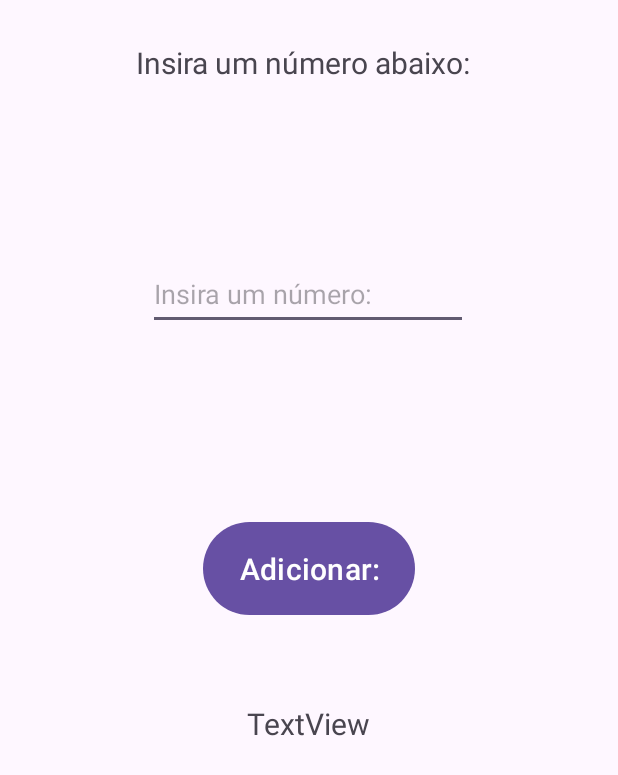
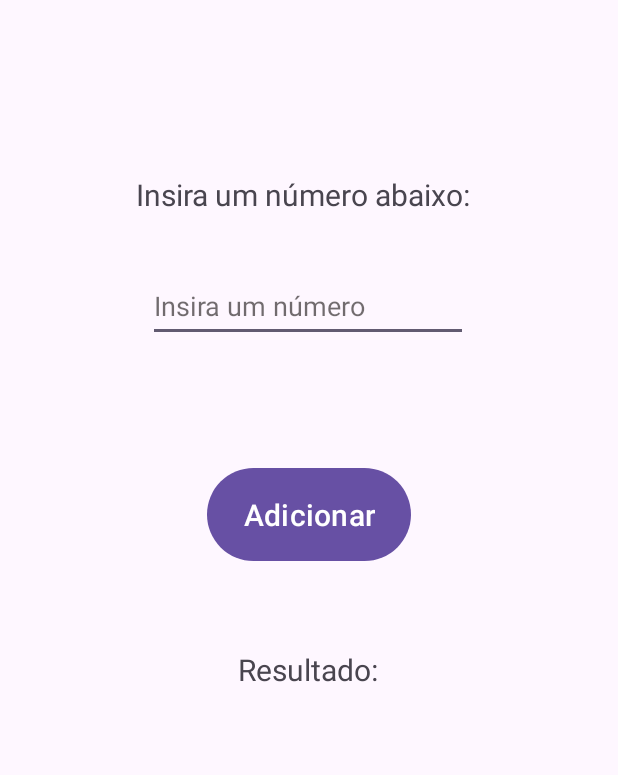
Before and after one commit to GustavoLanca/intervalo, an Android app: the screen it shows after launch (MainActivity), on a phone screen of 412 x 824 dp. Shown: the top 775 px of the screen. Run offline under Robolectric (Android 15) with nearby library versions, the phone set to English and light mode, and no system bars.

Commit message:
Primeiro Commit

```diff
--- a/app/src/main/java/com/example/intervalo/MainActivity.java
+++ b/app/src/main/java/com/example/intervalo/MainActivity.java
@@ -13,10 +13,13 @@ import androidx.core.view.WindowInsetsCompat;
 
 public class MainActivity extends AppCompatActivity {
     private EditText itNum;
-    private Button btnAdicionar;
+    public Button btnAdicionar;
     private TextView tvResultado;
 
-
+    String s1to25 = "Valores inseridos nesse intervalo: ";
+    String s26to50 = "Valores inseridos nesse intervalo: ";
+    String s51to75 = "Valores inseridos nesse intervalo: ";
+    String s76to100 = "Valores inseridos nesse intervalo: ";
     boolean cond = false;
     int n1to25 = 0;
     int n26to50 = 0;
@@ -46,25 +49,35 @@ public class MainActivity extends AppCompatActivity {
         float num = Float.parseFloat(itNum.getText().toString());
             if (num >= 1 && num <= 25) {
                 n1to25 = n1to25 + 1;
+                s1to25 = s1to25 + "; " + num;
             } else if (num >= 26 && num <= 50) {
                 n26to50 = n26to50 + 1;
+                s26to50 = s26to50 + "; " + num;
             } else if (num >= 51 && num <= 75) {
                 n51to75 = n51to75 + 1;
+                s51to75 = s51to75 + "; " + num;
             } else if (num >= 76 && num <= 100) {
                 n76to100 = n76to100 + 1;
+                s76to100 = s76to100 + "; " + num;
             } else if (num == 0) {
                 cond = true;
             }
         if (cond) {
-            String int1 = "Resultado: Intervalo [1 - 25] = " + n1to25 + " Resultado: Intervalo [26 - 50] = " + n26to50;
-            String int2 = " Resultado: Intervalo [51 - 75] = " + n51to75 + " Resultado: Intervalo [76 - 100] = " + n76to100;
-            String res = int1 + int2;
+            String s1 = "Resultado: Intervalo [1 - 25] = " + n1to25 + "\n " + s1to25;
+            String s2 = "\nResultado: Intervalo [26 - 50] = " + n26to50 + "\n " + s26to50;
+            String s3 = "\nResultado: Intervalo [51 - 75] = " + n51to75 + "\n " + s51to75;
+            String s4 = "\nResultado: Intervalo [76 - 100] = " + n76to100 + "\n " + s76to100;
+            String res = s1 + s2 + s3 + s4;
             tvResultado.setText(res);
             n1to25 = 0;
             n26to50 = 0;
             n51to75 = 0;
             n76to100 = 0;
             cond = false;
+            s1to25 = "Valores inseridos nesse intervalo: ";
+            s26to50 = "Valores inseridos nesse intervalo: ";
+            s51to75 = "Valores inseridos nesse intervalo: ";
+            s76to100 = "Valores inseridos nesse intervalo: ";
         }
         itNum.setText("");
     }
--- a/app/src/main/res/layout/activity_main.xml
+++ b/app/src/main/res/layout/activity_main.xml
@@ -10,8 +10,8 @@
     <TextView
         android:id="@+id/lbl1"
         android:layout_width="230dp"
-        android:layout_height="40dp"
-        android:layout_marginTop="28dp"
+        android:layout_height="48dp"
+        android:layout_marginTop="116dp"
         android:text="@string/lbl1"
         android:textSize="20sp"
         app:layout_constraintEnd_toEndOf="parent"
@@ -23,9 +23,9 @@
         android:id="@+id/btnAdicionar"
         android:layout_width="wrap_content"
         android:layout_height="70dp"
-        android:layout_marginTop="124dp"
+        android:layout_marginTop="80dp"
         android:text="@string/btnAdicionar"
-        android:textSize="20dp"
+        android:textSize="20sp"
         app:layout_constraintEnd_toEndOf="parent"
         app:layout_constraintStart_toStartOf="parent"
         app:layout_constraintTop_toBottomOf="@+id/itNum" />
@@ -34,10 +34,12 @@
         android:id="@+id/itNum"
         android:layout_width="wrap_content"
         android:layout_height="48dp"
-        android:layout_marginTop="104dp"
+        android:layout_marginTop="16dp"
+        android:autofillHints="name"
         android:ems="10"
         android:hint="@string/itNum"
         android:inputType="numberSigned|numberDecimal"
+        android:textColorHint="#A21F1A1A"
         app:layout_constraintEnd_toEndOf="parent"
         app:layout_constraintHorizontal_bias="0.497"
         app:layout_constraintStart_toStartOf="parent"
@@ -48,8 +50,8 @@
         android:layout_width="wrap_content"
         android:layout_height="wrap_content"
         android:layout_marginTop="52dp"
-        android:text="TextView"
-        android:textSize="20dp"
+        android:text="@string/tvResultado"
+        android:textSize="20sp"
         app:layout_constraintBottom_toBottomOf="parent"
         app:layout_constraintEnd_toEndOf="parent"
         app:layout_constraintHorizontal_bias="0.498"
--- a/app/src/main/res/values/strings.xml
+++ b/app/src/main/res/values/strings.xml
@@ -1,7 +1,8 @@
 <resources>
     <string name="app_name">intervalo</string>
     <string name="lbl1">Insira um número abaixo:</string>
-    <string name="btnAdicionar">Adicionar:</string>
-    <string name="itNum">Insira um número:</string>
+    <string name="btnAdicionar">Adicionar</string>
+    <string name="itNum">Insira um número</string>
+    <string name="tvResultado">Resultado:</string>
 
 </resources>
```
